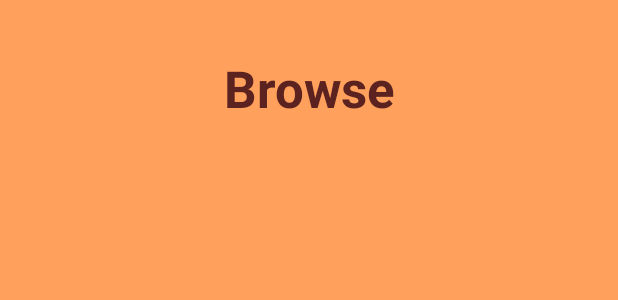
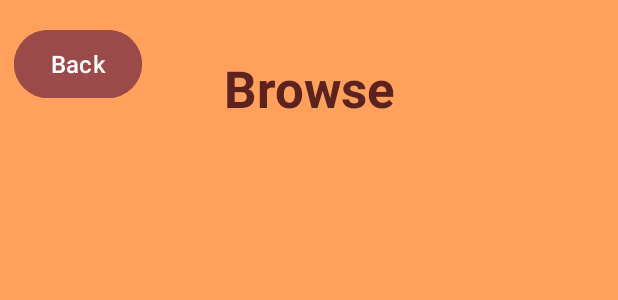
Before and after one commit to MJulia01/LogM_PMA_project, an Android app: the layout activity_browse_recipes.xml on its own in the app's theme, with its tools: preview values and no code run, on a phone screen of 412 x 824 dp. Shown: the top 300 px of the screen. Run offline under Robolectric (Android 15) with nearby library versions, the phone set to English and light mode, and no system bars.

Commit message:
JUST a button in browse

```diff
--- a/app/src/main/res/layout/activity_browse_recipes.xml
+++ b/app/src/main/res/layout/activity_browse_recipes.xml
@@ -23,17 +23,32 @@
         app:layout_constraintTop_toTopOf="parent" />
 
     <LinearLayout
+        android:id="@+id/linearLayout"
         android:layout_width="411dp"
         android:layout_height="226dp"
         android:layout_marginTop="25dp"
-        android:layout_marginBottom="5dp"
         android:orientation="vertical"
         app:layout_constraintStart_toStartOf="parent"
         app:layout_constraintTop_toBottomOf="@+id/textView2">
 
         <ListView
             android:layout_width="match_parent"
-            android:layout_height="match_parent"/>
+            android:layout_height="match_parent" />
 
     </LinearLayout>
+
+    <Button
+        android:id="@+id/button2"
+        android:layout_width="85dp"
+        android:layout_height="53dp"
+        android:layout_marginTop="16dp"
+        android:layout_marginEnd="4dp"
+        android:backgroundTint="#9B4949"
+        android:text="Back"
+        android:textSize="16sp"
+        app:layout_constraintEnd_toStartOf="@+id/textView2"
+        app:layout_constraintHorizontal_bias="0.444"
+        app:layout_constraintStart_toStartOf="parent"
+        app:layout_constraintTop_toTopOf="parent" />
+
 </androidx.constraintlayout.widget.ConstraintLayout>
```
